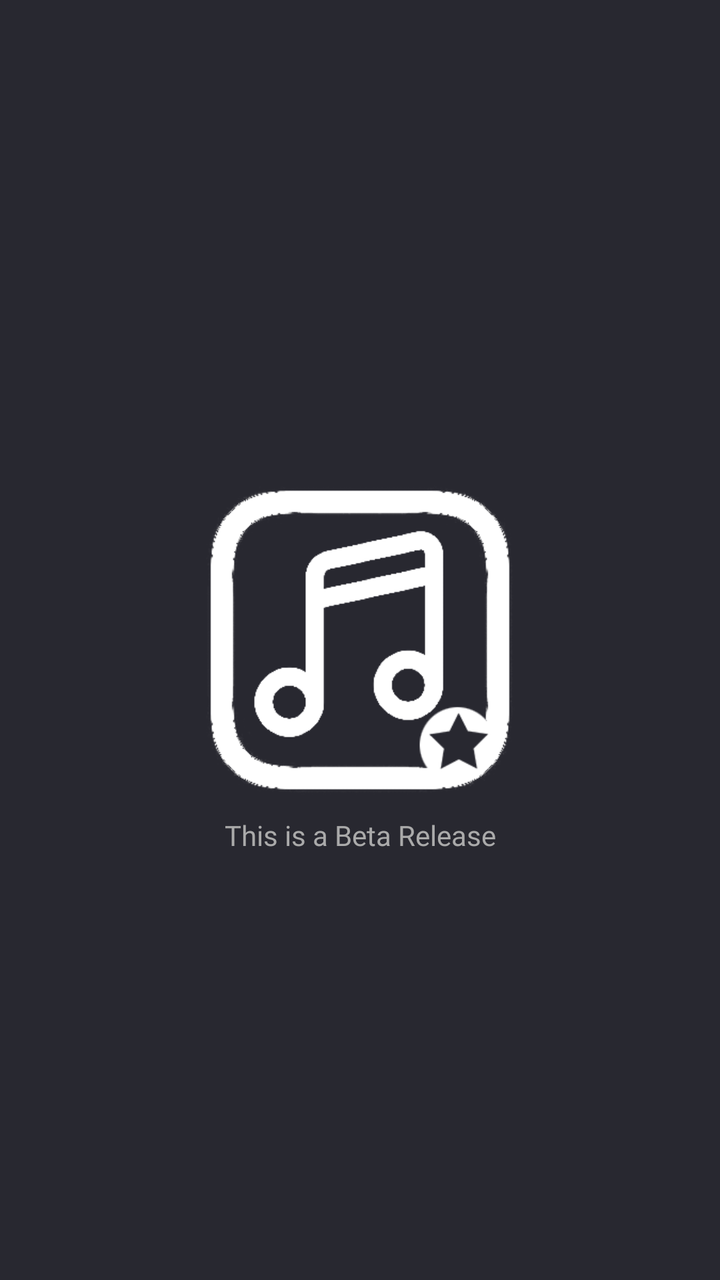
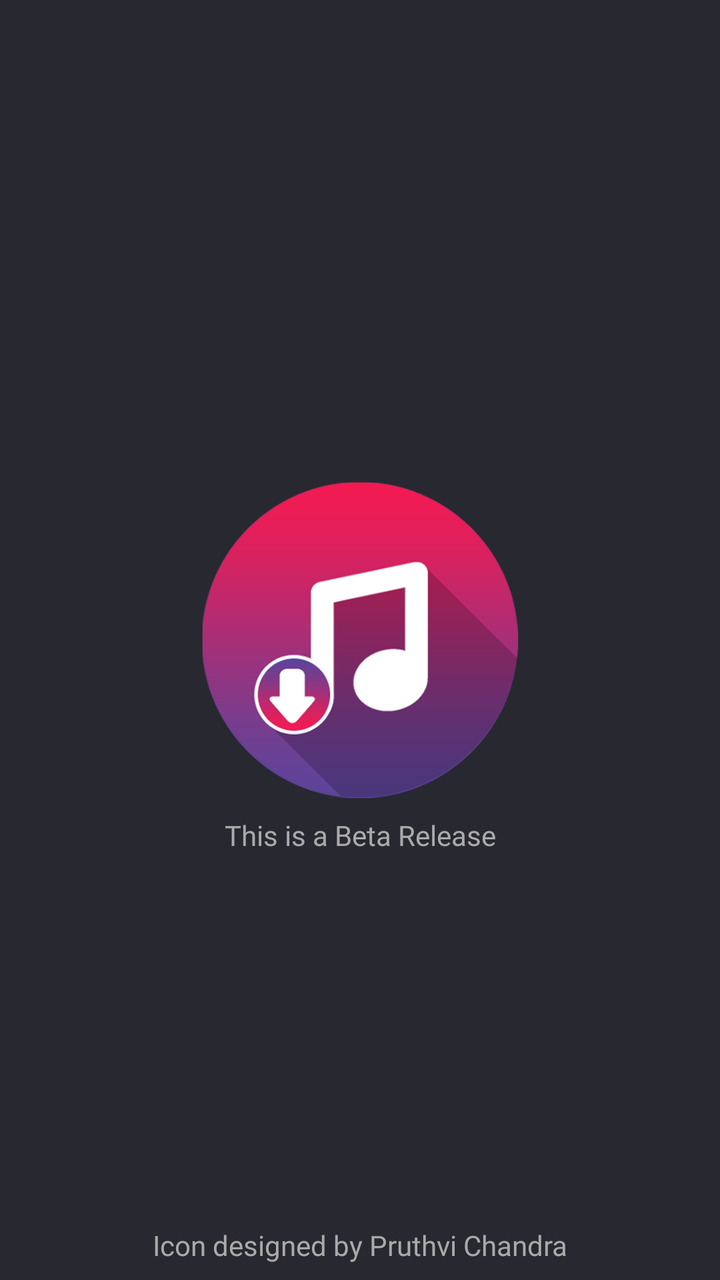

Screens rendered from an Android XML layout before and after an edit, with the pre-edit source and the edit as a unified diff.
<!-- AndroidManifest.xml: application theme AppTheme.NoActionBar -->
<!-- res/layout/activity_main.xml -->
<?xml version="1.0" encoding="utf-8"?>
<android.support.constraint.ConstraintLayout xmlns:android="http://schemas.android.com/apk/res/android"
    xmlns:app="http://schemas.android.com/apk/res-auto"
    xmlns:tools="http://schemas.android.com/tools"
    android:layout_width="match_parent"
    android:layout_height="match_parent"
    android:background="@color/darkAccent"
    tools:context=".MainActivity">

    <ImageView
        android:id="@+id/imageView2"
        android:layout_width="160dp"
        android:layout_height="160dp"
        app:layout_constraintBottom_toBottomOf="parent"
        app:layout_constraintEnd_toEndOf="parent"
        app:layout_constraintStart_toStartOf="parent"
        app:layout_constraintTop_toTopOf="parent"
        app:srcCompat="@drawable/ic_main_app" />

    <TextView
        android:id="@+id/textView21"
        android:layout_width="wrap_content"
        android:layout_height="wrap_content"
        android:layout_marginTop="8dp"
        android:fontFamily="@font/acme"
        android:text="This is a Beta Release"
        android:textColor="@android:color/darker_gray"
        app:layout_constraintEnd_toEndOf="parent"
        app:layout_constraintStart_toStartOf="parent"
        app:layout_constraintTop_toBottomOf="@+id/imageView2" />
</android.support.constraint.ConstraintLayout>
<!-- resources referenced by this layout -->
<resources>
  <color name="darkAccent">#282830</color>
  <!-- drawable ic_main_app: png bitmap (drawable, 36913 bytes) -->
  <style name="AppTheme.NoActionBar">
          <item name="windowActionBar">false</item>
          <item name="windowNoTitle">true</item>
      </style>
</resources>

<!-- the commit's change to res/layout/activity_main.xml (unified diff, before → after) -->
@@ -15,7 +15,7 @@
         app:layout_constraintEnd_toEndOf="parent"
         app:layout_constraintStart_toStartOf="parent"
         app:layout_constraintTop_toTopOf="parent"
-        app:srcCompat="@drawable/ic_main_app" />
+        app:srcCompat="@drawable/icon_app" />
 
     <TextView
         android:id="@+id/textView21"
@@ -28,4 +28,18 @@
         app:layout_constraintEnd_toEndOf="parent"
         app:layout_constraintStart_toStartOf="parent"
         app:layout_constraintTop_toBottomOf="@+id/imageView2" />
+
+    <TextView
+        android:id="@+id/textView32"
+        android:layout_width="wrap_content"
+        android:layout_height="wrap_content"
+        android:layout_marginStart="8dp"
+        android:layout_marginEnd="8dp"
+        android:layout_marginBottom="8dp"
+        android:fontFamily="@font/capriola"
+        android:text="Icon designed by Pruthvi Chandra"
+        android:textColor="@android:color/darker_gray"
+        app:layout_constraintBottom_toBottomOf="parent"
+        app:layout_constraintEnd_toEndOf="parent"
+        app:layout_constraintStart_toStartOf="parent" />
 </android.support.constraint.ConstraintLayout>
<!-- resource entries referenced after the edit -->
@@ -1,7 +1,7 @@
 <!-- resources referenced by this layout -->
 <resources>
   <color name="darkAccent">#282830</color>
-  <!-- drawable ic_main_app: png bitmap (drawable, 36913 bytes) -->
+  <!-- drawable icon_app: png bitmap (drawable, 71781 bytes) -->
   <style name="AppTheme.NoActionBar">
           <item name="windowActionBar">false</item>
           <item name="windowNoTitle">true</item>
